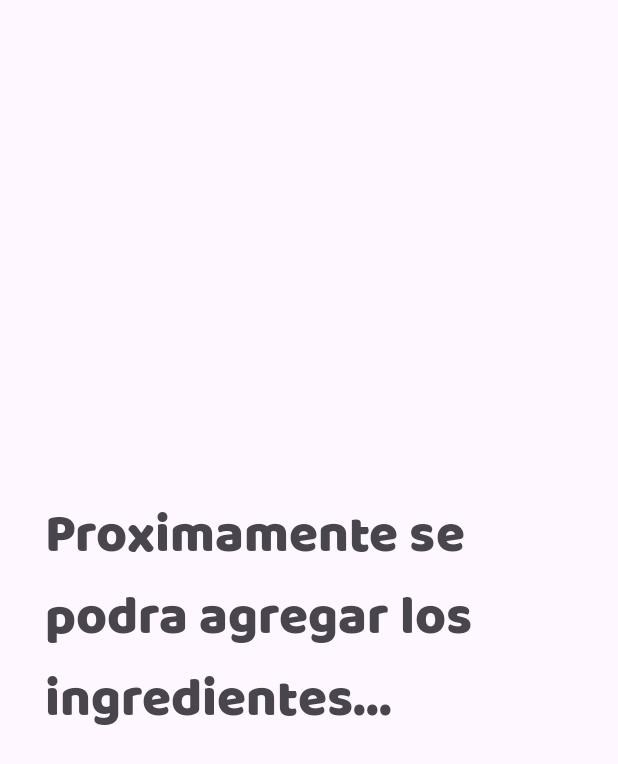
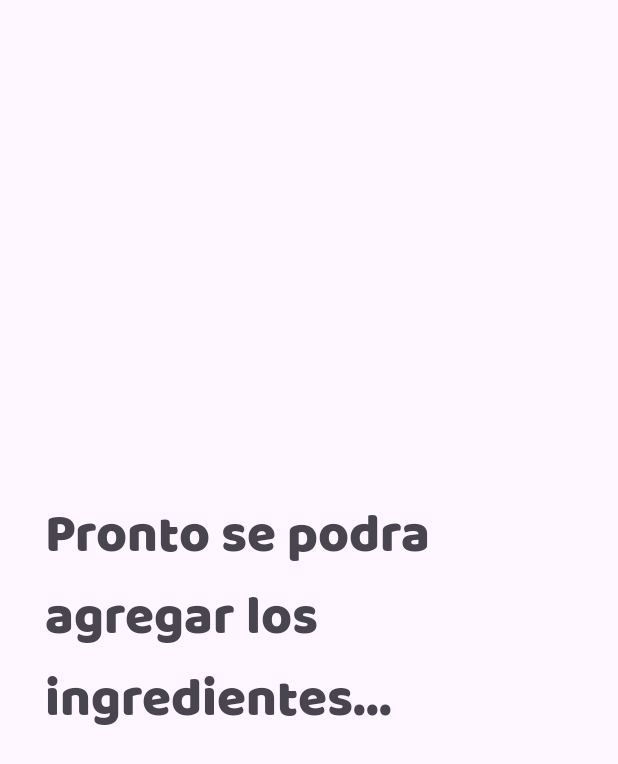
Before and after one commit to FeedoProyect/Feedo, an Android app: the fragment AddIngredienteFragment shown on its own in the app's theme, on a phone screen of 412 x 824 dp. Shown: the top 764 px of the screen. Run offline under Robolectric (Android 15) with nearby library versions, the phone set to English and light mode, and no system bars; our stand-ins replace Dagger/Hilt's generated code.

Commit message:
Estamos listos para la feria.

```diff
--- a/app/src/main/res/layout/fragment_agregar_ingrediente.xml
+++ b/app/src/main/res/layout/fragment_agregar_ingrediente.xml
@@ -11,7 +11,7 @@
         android:layout_gravity="center"
         android:fontFamily="@font/balo_thambi"
         android:layout_marginHorizontal="30dp"
-        android:text="Proximamente se podra agregar los ingredientes..."
+        android:text="Pronto se podra agregar los ingredientes..."
         android:textSize="35sp"/>
 
 </FrameLayout>
--- a/app/src/main/res/layout/fragment_agregar_instrucciones.xml
+++ b/app/src/main/res/layout/fragment_agregar_instrucciones.xml
@@ -12,7 +12,7 @@
         android:layout_gravity="center"
         android:fontFamily="@font/balo_thambi"
         android:layout_marginHorizontal="30dp"
-        android:text="Proximamente se podra agregar los pasos..."
+        android:text="Pronto se podra agregar los pasos..."
         android:textSize="35sp"/>
 
 </FrameLayout>
--- a/app/src/main/res/layout/fragment_detalle_receta.xml
+++ b/app/src/main/res/layout/fragment_detalle_receta.xml
@@ -100,6 +100,7 @@
                 app:tabIndicatorAnimationMode="elastic"
                 app:tabTextColor="@color/color_text_tabs_perfil"
                 app:tabSelectedTextColor="@color/white"
+                android:background="@android:color/transparent"
                 app:tabIndicatorColor="@null"
                 app:tabIndicator="@drawable/tab_indicator_perfil"
                 style="@style/CustomTabLayout"
```
Also changed, not shown: app/src/main/java/com/benjamin/proyectofeedo/pantallasPrincipales/data/repositoriosImpl/AddComidaRepositoryImpl.kt (+0 -9 lines), app/src/main/res/layout/fragment_receta_usuario_perfil.xml (+9 -1 lines).
